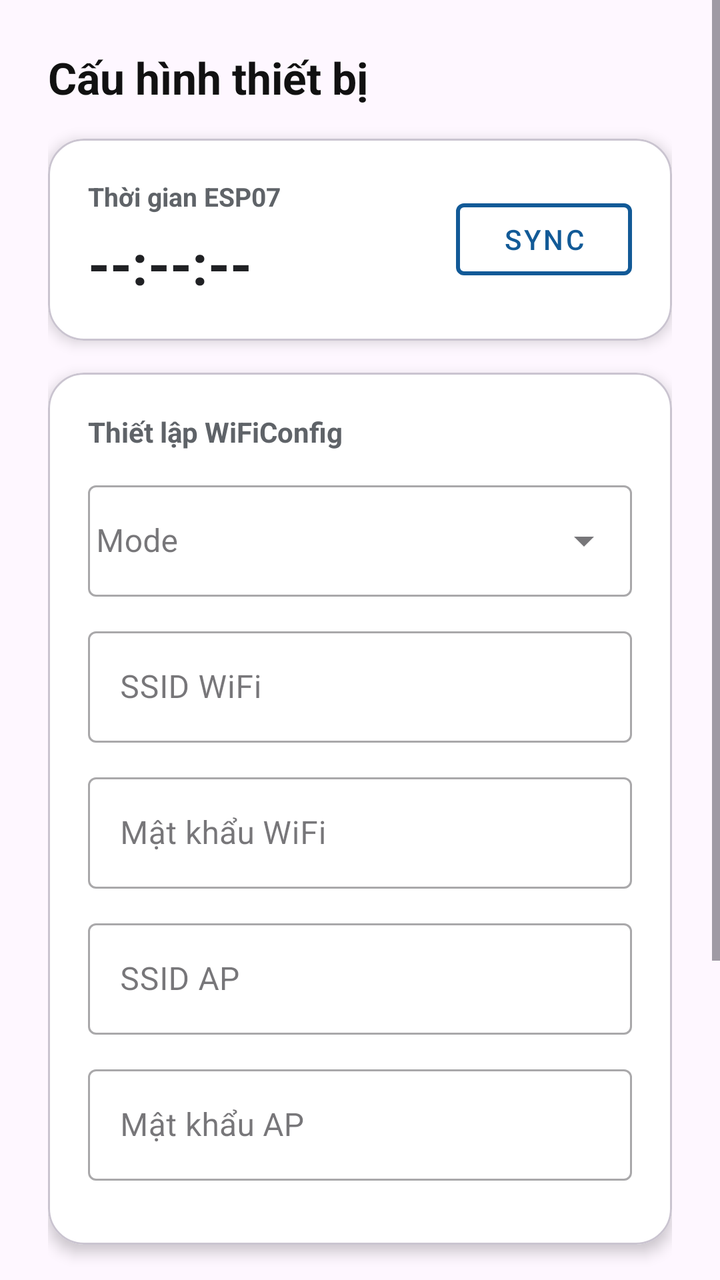
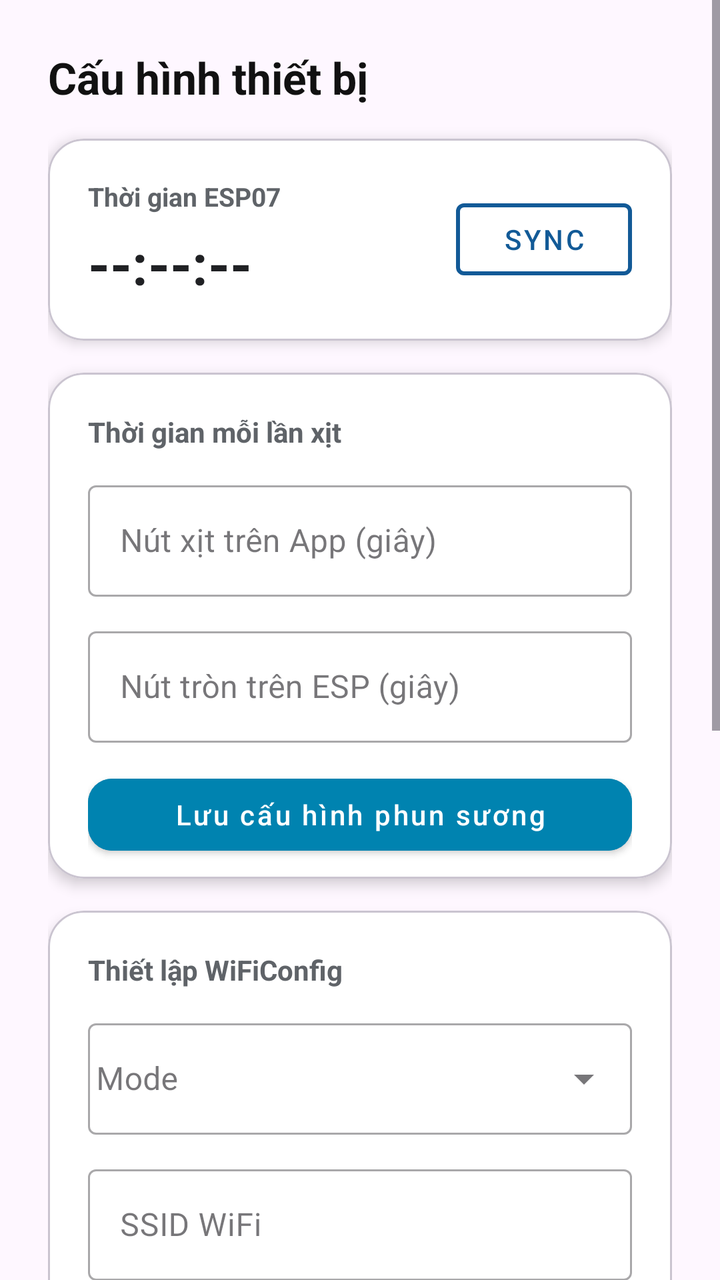

The first picture is an Android layout as it rendered before a commit; the second is the same layout after the commit. The layout source and the unified diff follow.
<!-- AndroidManifest.xml: application theme Theme.RoomFreshener -->
<!-- res/layout/fragment_setting.xml -->
<?xml version="1.0" encoding="utf-8"?>
<FrameLayout xmlns:android="http://schemas.android.com/apk/res/android"
    xmlns:app="http://schemas.android.com/apk/res-auto"
    android:layout_width="match_parent"
    android:layout_height="match_parent">

<ScrollView 
    android:layout_width="match_parent"
    android:layout_height="match_parent">
    <LinearLayout
        android:layout_width="match_parent"
        android:layout_height="match_parent">
        <androidx.constraintlayout.widget.ConstraintLayout

            android:layout_width="match_parent"
            android:layout_height="match_parent"
            android:padding="24dp">

            <TextView
                android:id="@+id/tvSettingHeader"
                android:layout_width="wrap_content"
                android:layout_height="wrap_content"
                android:text="Cấu hình thiết bị"
                android:textColor="#111111"
                android:textSize="22sp"
                android:textStyle="bold"
                app:layout_constraintStart_toStartOf="parent"
                app:layout_constraintTop_toTopOf="parent" />

            <com.google.android.material.card.MaterialCardView
                android:id="@+id/timeCard"
                android:layout_width="0dp"
                android:layout_height="wrap_content"
                android:layout_marginTop="16dp"
                app:cardBackgroundColor="#FFFFFFFF"
                app:cardCornerRadius="18dp"
                app:cardElevation="4dp"
                app:layout_constraintEnd_toEndOf="parent"
                app:layout_constraintStart_toStartOf="parent"
                app:layout_constraintTop_toBottomOf="@id/tvSettingHeader">

                <LinearLayout
                    android:layout_width="match_parent"
                    android:layout_height="wrap_content"
                    android:gravity="center_vertical"
                    android:orientation="horizontal"
                    android:padding="20dp">

                    <LinearLayout
                        android:layout_width="0dp"
                        android:layout_height="wrap_content"
                        android:layout_weight="1"
                        android:orientation="vertical">

                        <TextView
                            android:layout_width="wrap_content"
                            android:layout_height="wrap_content"
                            android:text="Thời gian ESP07"
                            android:textColor="#5F6368"
                            android:textSize="13sp"
                            android:textStyle="bold" />

                        <TextView
                            android:id="@+id/tvEspTimestamp"
                            android:layout_width="wrap_content"
                            android:layout_height="wrap_content"
                            android:layout_marginTop="6dp"
                            android:text="--:--:--"
                            android:textColor="#202124"
                            android:textSize="28sp"
                            android:textStyle="bold" />
                    </LinearLayout>

                    <com.google.android.material.button.MaterialButton
                        android:id="@+id/btnSyncTime"
                        style="@style/Widget.MaterialComponents.Button.OutlinedButton"
                        android:layout_width="wrap_content"
                        android:layout_height="wrap_content"
                        android:text="SYNC"
                        android:textAllCaps="false"
                        android:textColor="#125A97"
                        app:strokeColor="#125A97"
                        app:strokeWidth="2dp" />
                </LinearLayout>
            </com.google.android.material.card.MaterialCardView>

            <com.google.android.material.card.MaterialCardView
                android:id="@+id/configCard"
                android:layout_width="0dp"
                android:layout_height="wrap_content"
                android:layout_marginTop="16dp"
                app:cardBackgroundColor="#FFFFFFFF"
                app:cardCornerRadius="18dp"
                app:cardElevation="4dp"
                app:layout_constraintEnd_toEndOf="parent"
                app:layout_constraintStart_toStartOf="parent"
                app:layout_constraintTop_toBottomOf="@id/timeCard">

                <LinearLayout
                    android:layout_width="match_parent"
                    android:layout_height="wrap_content"
                    android:orientation="vertical"
                    android:padding="20dp">

                    <TextView
                        android:layout_width="wrap_content"
                        android:layout_height="wrap_content"
                        android:layout_marginBottom="12dp"
                        android:text="Thiết lập WiFiConfig"
                        android:textColor="#5F6368"
                        android:textSize="14sp"
                        android:textStyle="bold" />

                    <com.google.android.material.textfield.TextInputLayout
                        android:id="@+id/inputModeLayout"
                        style="@style/Widget.MaterialComponents.TextInputLayout.OutlinedBox.ExposedDropdownMenu"
                        android:layout_width="match_parent"
                        android:layout_height="wrap_content"
                        android:layout_marginBottom="12dp"
                        android:hint="Mode">

                        <com.google.android.material.textfield.MaterialAutoCompleteTextView
                            android:id="@+id/etMode"
                            android:layout_width="match_parent"
                            android:layout_height="wrap_content"
                            android:inputType="none"
                            android:importantForAutofill="noExcludeDescendants"
                            android:paddingHorizontal="4dp" />
                    </com.google.android.material.textfield.TextInputLayout>

                    <com.google.android.material.textfield.TextInputLayout
                        android:id="@+id/inputSsidLayout"
                        style="@style/Widget.MaterialComponents.TextInputLayout.OutlinedBox"
                        android:layout_width="match_parent"
                        android:layout_height="wrap_content"
                        android:layout_marginBottom="12dp"
                        android:hint="SSID WiFi">

                        <com.google.android.material.textfield.TextInputEditText
                            android:id="@+id/etSsid"
                            android:layout_width="match_parent"
                            android:layout_height="wrap_content"
                            android:singleLine="true" />
                    </com.google.android.material.textfield.TextInputLayout>

                    <com.google.android.material.textfield.TextInputLayout
                        android:id="@+id/inputPasswordLayout"
                        style="@style/Widget.MaterialComponents.TextInputLayout.OutlinedBox"
                        android:layout_width="match_parent"
                        android:layout_height="wrap_content"
                        android:layout_marginBottom="12dp"
                        android:hint="Mật khẩu WiFi">

                        <com.google.android.material.textfield.TextInputEditText
                            android:id="@+id/etPassword"
                            android:layout_width="match_parent"
                            android:layout_height="wrap_content"
                            android:singleLine="true"
                            android:inputType="textPassword" />
                    </com.google.android.material.textfield.TextInputLayout>

                    <com.google.android.material.textfield.TextInputLayout
                        android:id="@+id/inputSsidApLayout"
                        style="@style/Widget.MaterialComponents.TextInputLayout.OutlinedBox"
                        android:layout_width="match_parent"
                        android:layout_height="wrap_content"
                        android:layout_marginBottom="12dp"
                        android:hint="SSID AP">

                        <com.google.android.material.textfield.TextInputEditText
                            android:id="@+id/etSsidAp"
                            android:layout_width="match_parent"
                            android:layout_height="wrap_content"
                            android:singleLine="true" />
                    </com.google.android.material.textfield.TextInputLayout>

                    <com.google.android.material.textfield.TextInputLayout
                        android:id="@+id/inputPasswordApLayout"
                        style="@style/Widget.MaterialComponents.TextInputLayout.OutlinedBox"
                        android:layout_width="match_parent"
                        android:layout_height="wrap_content"
                        android:layout_marginBottom="12dp"
                        android:hint="Mật khẩu AP">

                        <com.google.android.material.textfield.TextInputEditText
                            android:id="@+id/etPasswordAp"
                            android:layout_width="match_parent"
                            android:layout_height="wrap_content"
                            android:singleLine="true"
                            android:inputType="textPassword" />
                    </com.google.android.material.textfield.TextInputLayout>
                </LinearLayout>
            </com.google.android.material.card.MaterialCardView>

            <com.google.android.material.button.MaterialButton
                android:id="@+id/btnSubmitConfig"
                style="@style/Widget.MaterialComponents.Button"
                android:layout_width="0dp"
                android:layout_height="wrap_content"
                android:layout_marginTop="24dp"
                android:backgroundTint="#125A97"
                android:paddingTop="10dp"
                android:paddingBottom="10dp"
                android:text="Gửi cấu hình"
                android:textAllCaps="false"
                android:textSize="16sp"
                app:cornerRadius="18dp"
                app:layout_constraintEnd_toEndOf="parent"
                app:layout_constraintStart_toStartOf="parent"
                app:layout_constraintTop_toBottomOf="@id/configCard" />

            <com.google.android.material.card.MaterialCardView
                android:id="@+id/systemInfoCard"
                android:layout_width="0dp"
                android:layout_height="wrap_content"
                android:layout_marginTop="16dp"
                android:layout_marginBottom="24dp"
                app:cardBackgroundColor="#FFFFFFFF"
                app:cardCornerRadius="18dp"
                app:cardElevation="4dp"
                app:layout_constraintEnd_toEndOf="parent"
                app:layout_constraintStart_toStartOf="parent"
                app:layout_constraintBottom_toBottomOf="parent"
                app:layout_constraintTop_toBottomOf="@id/btnSubmitConfig">

                <LinearLayout
                    android:layout_width="match_parent"
                    android:layout_height="wrap_content"
                    android:orientation="vertical"
                    android:padding="20dp">

                    <TextView
                        android:layout_width="wrap_content"
                        android:layout_height="wrap_content"
                        android:layout_marginBottom="12dp"
                        android:text="Thông tin hệ thống"
                        android:textColor="#5F6368"
                        android:textSize="14sp"
                        android:textStyle="bold" />

                    <TextView
                        android:id="@+id/tvSystemInfo"
                        android:layout_width="match_parent"
                        android:layout_height="wrap_content"
                        android:textColor="#202124"
                        android:textSize="13sp"
                        android:fontFamily="monospace"
                        android:text="Đang tải..." />
                </LinearLayout>
            </com.google.android.material.card.MaterialCardView>

        </androidx.constraintlayout.widget.ConstraintLayout>
    </LinearLayout>
</ScrollView>

    
    <FrameLayout
        android:id="@+id/overlayLoading"
        android:layout_width="match_parent"
        android:layout_height="match_parent"
        android:background="#4D000000"
        android:clickable="true"
        android:focusable="true"
        android:visibility="gone">

        <ProgressBar
            android:layout_width="wrap_content"
            android:layout_height="wrap_content"
            android:layout_gravity="center" />
    </FrameLayout>
</FrameLayout>
<!-- resources referenced by this layout -->
<resources>
  <style name="Theme.RoomFreshener" parent="Base.Theme.RoomFreshener" />
  <style name="Base.Theme.RoomFreshener" parent="Theme.Material3.DayNight.NoActionBar">
          
          
          <item name="colorPrimary">@color/purple_500</item>
          <item name="colorPrimaryVariant">@color/purple_700</item>
          <item name="colorOnPrimary">@color/white</item>
          <item name="colorSecondary">@color/teal_200</item>
          <item name="colorSecondaryVariant">@color/teal_700</item>
          <item name="colorOnSecondary">@color/black</item>
          <item name="android:statusBarColor">@android:color/transparent</item>
          <item name="android:windowDrawsSystemBarBackgrounds">true</item>
      </style>
  <color name="purple_500">#FF6200EE</color>
  <color name="purple_700">#FF3700B3</color>
  <color name="white">#FFFFFFFF</color>
  <color name="teal_200">#FF03DAC5</color>
  <color name="teal_700">#FF018786</color>
  <color name="black">#FF000000</color>
</resources>

<!-- the commit's change to res/layout/fragment_setting.xml (unified diff, before → after) -->
@@ -85,7 +85,7 @@
             </com.google.android.material.card.MaterialCardView>
 
             <com.google.android.material.card.MaterialCardView
-                android:id="@+id/configCard"
+                android:id="@+id/durationCard"
                 android:layout_width="0dp"
                 android:layout_height="wrap_content"
                 android:layout_marginTop="16dp"
@@ -95,6 +95,79 @@
                 app:layout_constraintEnd_toEndOf="parent"
                 app:layout_constraintStart_toStartOf="parent"
                 app:layout_constraintTop_toBottomOf="@id/timeCard">
+
+                <LinearLayout
+                    android:layout_width="match_parent"
+                    android:layout_height="wrap_content"
+                    android:orientation="vertical"
+                    android:paddingTop="20dp"
+                    android:paddingBottom="8dp"
+                    android:paddingHorizontal="20dp">
+
+                    <TextView
+                        android:layout_width="wrap_content"
+                        android:layout_height="wrap_content"
+                        android:layout_marginBottom="12dp"
+                        android:text="Thời gian mỗi lần xịt"
+                        android:textColor="#5F6368"
+                        android:textSize="14sp"
+                        android:textStyle="bold" />
+
+                    <com.google.android.material.textfield.TextInputLayout
+                        android:id="@+id/inputAppDurationLayout"
+                        style="@style/Widget.MaterialComponents.TextInputLayout.OutlinedBox"
+                        android:layout_width="match_parent"
+                        android:layout_height="wrap_content"
+                        android:layout_marginBottom="12dp"
+                        android:hint="Nút xịt trên App (giây)">
+
+                        <com.google.android.material.textfield.TextInputEditText
+                            android:id="@+id/etAppDuration"
+                            android:layout_width="match_parent"
+                            android:layout_height="wrap_content"
+                            android:importantForAutofill="no"
+                            android:inputType="number" />
+                    </com.google.android.material.textfield.TextInputLayout>
+
+                    <com.google.android.material.textfield.TextInputLayout
+                        android:id="@+id/inputHwDurationLayout"
+                        style="@style/Widget.MaterialComponents.TextInputLayout.OutlinedBox"
+                        android:layout_width="match_parent"
+                        android:layout_height="wrap_content"
+                        android:layout_marginBottom="12dp"
+                        android:hint="Nút tròn trên ESP (giây)">
+
+                        <com.google.android.material.textfield.TextInputEditText
+                            android:id="@+id/etHwDuration"
+                            android:layout_width="match_parent"
+                            android:layout_height="wrap_content"
+                            android:importantForAutofill="no"
+                            android:inputType="number" />
+                    </com.google.android.material.textfield.TextInputLayout>
+
+                    <com.google.android.material.button.MaterialButton
+                        android:id="@+id/btnSubmitDurations"
+                        style="@style/Widget.MaterialComponents.Button"
+                        android:layout_width="match_parent"
+                        android:layout_height="wrap_content"
+                        android:backgroundTint="#0083B0"
+                        android:text="Lưu cấu hình phun sương"
+                        android:textAllCaps="false"
+                        app:cornerRadius="12dp" />
+                </LinearLayout>
+            </com.google.android.material.card.MaterialCardView>
+
+            <com.google.android.material.card.MaterialCardView
+                android:id="@+id/configCard"
+                android:layout_width="0dp"
+                android:layout_height="wrap_content"
+                android:layout_marginTop="16dp"
+                app:cardBackgroundColor="#FFFFFFFF"
+                app:cardCornerRadius="18dp"
+                app:cardElevation="4dp"
+                app:layout_constraintEnd_toEndOf="parent"
+                app:layout_constraintStart_toStartOf="parent"
+                app:layout_constraintTop_toBottomOf="@id/durationCard">
 
                 <LinearLayout
                     android:layout_width="match_parent"
